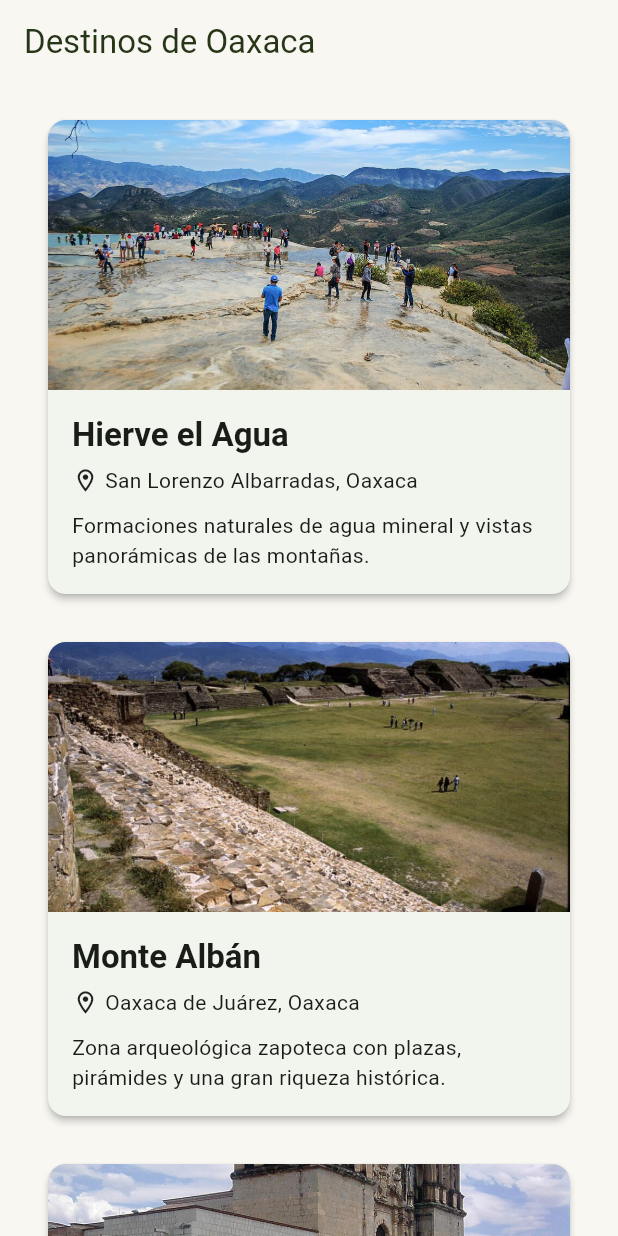
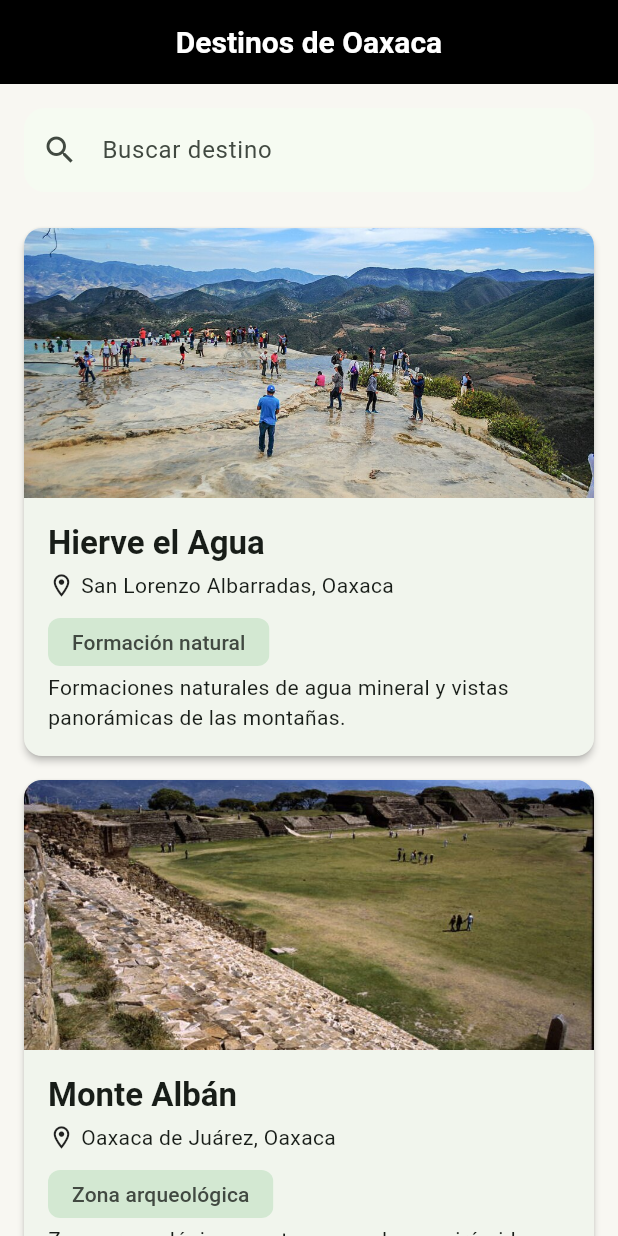
Before and after one commit to Felix-Angel/Poryecto-explora-oaxaca, a Flutter app: the screen it shows after launch, on a phone screen of 412 x 824 dp. Run offline on Flutter 3.47's test engine with Material 3 defaults, Android fonts, the phone set to English and light mode, and no system bars.

Commit message:
feat: agregar catalogo JSON y detalle de destinos

```diff
--- a/lib/app.dart
+++ b/lib/app.dart
@@ -1,10 +1,16 @@
 import 'package:flutter/material.dart';
 
 import 'core/theme/app_theme.dart';
+import 'data/destinos_repository.dart';
 import 'features/catalogo/pages/pantalla_catalogo.dart';
 
 class ExploraOaxacaApp extends StatelessWidget {
-  const ExploraOaxacaApp({super.key});
+  const ExploraOaxacaApp({
+    super.key,
+    this.destinosRepository = const DestinosRepository(),
+  });
+
+  final DestinosRepository destinosRepository;
 
   @override
   Widget build(BuildContext context) {
@@ -12,7 +18,7 @@ class ExploraOaxacaApp extends StatelessWidget {
       title: 'Explora Oaxaca',
       debugShowCheckedModeBanner: false,
       theme: AppTheme.theme,
-      home: const PantallaCatalogo(),
+      home: PantallaCatalogo(repository: destinosRepository),
     );
   }
 }
--- /dev/null
+++ b/lib/data/destinos_repository.dart
@@ -0,0 +1,52 @@
+import 'dart:convert';
+
+import 'package:flutter/foundation.dart';
+import 'package:flutter/services.dart';
+
+import '../models/destino.dart';
+
+class DestinosRepository {
+  const DestinosRepository();
+
+  static const assetPath = 'assets/data/destinos.json';
+
+  Future<List<Destino>> cargarDestinos({AssetBundle? bundle}) async {
+    try {
+      final jsonString = await (bundle ?? rootBundle).loadString(assetPath);
+      final decoded = jsonDecode(jsonString);
+      if (decoded is! List) {
+        throw const FormatException('La raíz del catálogo debe ser una lista.');
+      }
+      return List<Destino>.unmodifiable(
+        decoded.map((registro) {
+          if (registro is! Map<String, dynamic>) {
+            throw const FormatException(
+              'Cada destino debe ser un objeto JSON.',
+            );
+          }
+          return Destino.fromJson(registro);
+        }),
+      );
+    } on FormatException catch (error) {
+      throw DestinosCargaException(
+        'El catálogo tiene un formato inválido.',
+        error,
+      );
+    } on FlutterError catch (error) {
+      throw DestinosCargaException(
+        'No se pudo leer el archivo del catálogo.',
+        error,
+      );
+    }
+  }
+}
+
+class DestinosCargaException implements Exception {
+  const DestinosCargaException(this.mensaje, [this.causa]);
+
+  final String mensaje;
+  final Object? causa;
+
+  @override
+  String toString() => mensaje;
+}
--- a/lib/features/catalogo/pages/pantalla_catalogo.dart
+++ b/lib/features/catalogo/pages/pantalla_catalogo.dart
@@ -1,45 +1,107 @@
 import 'package:flutter/material.dart';
 
+import '../../../data/destinos_repository.dart';
+import '../../../models/destino.dart';
+import 'pantalla_detalle_destino.dart';
+import '../widgets/campo_busqueda.dart';
+import '../widgets/estado_carga.dart';
+import '../widgets/estado_vacio.dart';
 import '../widgets/tarjeta_destino.dart';
 
-class PantallaCatalogo extends StatelessWidget {
-  const PantallaCatalogo({super.key});
+class PantallaCatalogo extends StatefulWidget {
+  const PantallaCatalogo({
+    super.key,
+    this.repository = const DestinosRepository(),
+  });
+
+  final DestinosRepository repository;
 
   @override
-  Widget build(BuildContext context) {
-    return Scaffold(
-      appBar: AppBar(title: const Text('Destinos de Oaxaca')),
-      body: ListView(
-        padding: const EdgeInsets.all(16),
-        children: const [
-          TarjetaDestino(
-            nombre: 'Hierve el Agua',
-            municipio: 'San Lorenzo Albarradas, Oaxaca',
-            descripcion:
-                'Formaciones naturales de agua mineral y '
-                'vistas panorámicas de las montañas.',
-            imagenUrl: 'assets/images/hierve_el_agua.jpg',
+  State<PantallaCatalogo> createState() => _PantallaCatalogoState();
+}
+
+class _PantallaCatalogoState extends State<PantallaCatalogo> {
+  late Future<List<Destino>> _destinos;
+  String _busqueda = '';
+
+  @override
+  void initState() {
+    super.initState();
+    _destinos = widget.repository.cargarDestinos();
+  }
+
+  @override
+  Widget build(BuildContext context) => Scaffold(
+    appBar: AppBar(
+      title: const Text('Destinos de Oaxaca'),
+      backgroundColor: Colors.black,
+      foregroundColor: Colors.white,
+      titleTextStyle: const TextStyle(
+        color: Colors.white,
+        fontSize: 20,
+        fontWeight: FontWeight.bold,
+      ),
+      centerTitle: true,
+    ),
+    body: SafeArea(
+      child: Column(
+        children: [
+          Padding(
+            padding: const EdgeInsets.fromLTRB(16, 16, 16, 8),
+            child: CampoBusqueda(
+              texto: _busqueda,
+              onChanged: (texto) => setState(() => _busqueda = texto),
+            ),
           ),
-          SizedBox(height: 16),
-          TarjetaDestino(
-            nombre: 'Monte Albán',
-            municipio: 'Oaxaca de Juárez, Oaxaca',
-            descripcion:
-                'Zona arqueológica zapoteca con plazas, '
-                'pirámides y una gran riqueza histórica.',
-            imagenUrl: 'assets/images/monte_alban.jpg',
-          ),
-          SizedBox(height: 16),
-          TarjetaDestino(
-            nombre: 'Santo Domingo de Guzmán',
-            municipio: 'Oaxaca de Juárez, Oaxaca',
-            descripcion:
-                'Templo histórico destacado por su '
-                'arquitectura y ornamentación.',
-            imagenUrl: 'assets/images/santo_domingo.jpg',
+          Expanded(
+            child: FutureBuilder<List<Destino>>(
+              future: _destinos,
+              builder: (context, snapshot) {
+                if (snapshot.connectionState != ConnectionState.done) {
+                  return const EstadoCarga();
+                }
+                if (snapshot.hasError) {
+                  return EstadoVacio(
+                    icono: Icons.error_outline,
+                    mensaje: snapshot.error is DestinosCargaException
+                        ? (snapshot.error! as DestinosCargaException).mensaje
+                        : 'No se pudieron cargar los destinos. Intenta nuevamente.',
+                  );
+                }
+                final consulta = _busqueda.trim().toLowerCase();
+                final destinos = snapshot.data!
+                    .where(
+                      (destino) =>
+                          destino.nombre.toLowerCase().contains(consulta),
+                    )
+                    .toList();
+                if (destinos.isEmpty) {
+                  return const EstadoVacio(
+                    mensaje: 'No encontramos destinos con esa búsqueda.',
+                  );
+                }
+                return ListView.separated(
+                  padding: const EdgeInsets.all(16),
+                  itemCount: destinos.length,
+                  separatorBuilder: (_, _) => const SizedBox(height: 16),
+                  itemBuilder: (context, index) {
+                    final destino = destinos[index];
+                    return TarjetaDestino(
+                      destino: destino,
+                      onTap: () => Navigator.of(context).push(
+                        MaterialPageRoute<void>(
+                          builder: (_) =>
+                              PantallaDetalleDestino(destino: destino),
+                        ),
+                      ),
+                    );
+                  },
+                );
+              },
+            ),
           ),
         ],
       ),
-    );
-  }
+    ),
+  );
 }
--- /dev/null
+++ b/lib/features/catalogo/widgets/campo_busqueda.dart
@@ -0,0 +1,58 @@
+import 'package:flutter/material.dart';
+
+class CampoBusqueda extends StatefulWidget {
+  const CampoBusqueda({
+    super.key,
+    required this.texto,
+    required this.onChanged,
+  });
+
+  final String texto;
+  final ValueChanged<String> onChanged;
+
+  @override
+  State<CampoBusqueda> createState() => _CampoBusquedaState();
+}
+
+class _CampoBusquedaState extends State<CampoBusqueda> {
+  late final TextEditingController _controller;
+
+  @override
+  void initState() {
+    super.initState();
+    _controller = TextEditingController(text: widget.texto);
+  }
+
+  @override
+  void didUpdateWidget(covariant CampoBusqueda oldWidget) {
+    super.didUpdateWidget(oldWidget);
+    if (oldWidget.texto != widget.texto && _controller.text != widget.texto) {
+      _controller.value = TextEditingValue(
+        text: widget.texto,
+        selection: TextSelection.collapsed(offset: widget.texto.length),
+      );
+    }
+  }
+
+  @override
+  void dispose() {
+    _controller.dispose();
+    super.dispose();
+  }
+
+  @override
+  Widget build(BuildContext context) => TextField(
+    controller: _controller,
+    onChanged: widget.onChanged,
+    decoration: InputDecoration(
+      hintText: 'Buscar destino',
+      prefixIcon: const Icon(Icons.search),
+      filled: true,
+      fillColor: Theme.of(context).colorScheme.surface,
+      border: OutlineInputBorder(
+        borderRadius: BorderRadius.circular(14),
+        borderSide: BorderSide.none,
+      ),
+    ),
+  );
+}
--- /dev/null
+++ b/lib/features/catalogo/widgets/etiqueta_categoria.dart
@@ -0,0 +1,15 @@
+import 'package:flutter/material.dart';
+
+class EtiquetaCategoria extends StatelessWidget {
+  const EtiquetaCategoria({super.key, required this.categoria});
+
+  final String categoria;
+
+  @override
+  Widget build(BuildContext context) => Chip(
+    label: Text(categoria),
+    visualDensity: VisualDensity.compact,
+    backgroundColor: Theme.of(context).colorScheme.secondaryContainer,
+    side: BorderSide.none,
+  );
+}
--- a/lib/features/catalogo/widgets/tarjeta_destino.dart
+++ b/lib/features/catalogo/widgets/tarjeta_destino.dart
@@ -1,42 +1,36 @@
 import 'package:flutter/material.dart';
 
+import '../../../models/destino.dart';
+import 'etiqueta_categoria.dart';
+
 class TarjetaDestino extends StatelessWidget {
-  final String nombre;
-  final String municipio;
-  final String descripcion;
-  final String imagenUrl;
+  const TarjetaDestino({super.key, required this.destino, required this.onTap});
 
-  const TarjetaDestino({
-    super.key,
-    required this.nombre,
-    required this.municipio,
-    required this.descripcion,
-    required this.imagenUrl,
-  });
+  final Destino destino;
+  final VoidCallback onTap;
 
   @override
-  Widget build(BuildContext context) {
-    return Card(
+  Widget build(BuildContext context) => Card(
     clipBehavior: Clip.antiAlias,
-      margin: const EdgeInsets.symmetric(horizontal: 16, vertical: 8),
+    margin: EdgeInsets.zero,
     elevation: 2,
+    child: InkWell(
+      onTap: onTap,
       child: Column(
         crossAxisAlignment: CrossAxisAlignment.start,
         children: [
           Image.asset(
-            imagenUrl,
+            destino.imagen,
             height: 180,
             width: double.infinity,
             fit: BoxFit.cover,
-            errorBuilder: (context, error, stackTrace) {
-              return Container(
+            errorBuilder: (context, error, stackTrace) => Container(
               height: 180,
               width: double.infinity,
-                color: Colors.grey.shade200,
+              color: Theme.of(context).colorScheme.surfaceContainerHighest,
               alignment: Alignment.center,
               child: const Icon(Icons.image_not_supported_outlined, size: 45),
-              );
-            },
+            ),
           ),
           Padding(
             padding: const EdgeInsets.all(16),
@@ -44,25 +38,32 @@ class TarjetaDestino extends StatelessWidget {
               crossAxisAlignment: CrossAxisAlignment.start,
               children: [
                 Text(
-                  nombre,
+                  destino.nombre,
                   style: Theme.of(context).textTheme.titleLarge
                       ?.copyWith(fontWeight: FontWeight.bold),
                 ),
-                const SizedBox(height: 6),
+                const SizedBox(height: 4),
                 Row(
                   children: [
                     const Icon(Icons.location_on_outlined, size: 18),
                     const SizedBox(width: 4),
-                    Expanded(child: Text(municipio)),
+                    Expanded(
+                      child: Text('${destino.municipio}, ${destino.ubicacion}'),
+                    ),
                   ],
                 ),
-                const SizedBox(height: 10),
-                Text(descripcion, maxLines: 3, overflow: TextOverflow.ellipsis),
+                const SizedBox(height: 8),
+                EtiquetaCategoria(categoria: destino.categoria),
+                Text(
+                  destino.descripcion,
+                  maxLines: 3,
+                  overflow: TextOverflow.ellipsis,
+                ),
               ],
             ),
           ),
         ],
       ),
+    ),
   );
 }
-}
--- /dev/null
+++ b/lib/models/destino.dart
@@ -0,0 +1,54 @@
+class Destino {
+  const Destino({
+    required this.id,
+    required this.nombre,
+    required this.municipio,
+    required this.ubicacion,
+    required this.categoria,
+    required this.descripcion,
+    required this.historia,
+    required this.actividades,
+    required this.recomendaciones,
+    required this.imagen,
+  });
+
+  final String id;
+  final String nombre;
+  final String municipio;
+  final String ubicacion;
+  final String categoria;
+  final String descripcion;
+  final String historia;
+  final List<String> actividades;
+  final List<String> recomendaciones;
+  final String imagen;
+
+  factory Destino.fromJson(Map<String, dynamic> json) {
+    String requiredString(String key) {
+      final value = json[key];
+      if (value is String) return value;
+      throw FormatException('El campo "$key" debe ser una cadena.');
+    }
+
+    List<String> stringList(String key) {
+      final value = json[key];
+      if (value is List && value.every((item) => item is String)) {
+        return List<String>.unmodifiable(value.cast<String>());
+      }
+      throw FormatException('El campo "$key" debe ser una lista de cadenas.');
+    }
+
+    return Destino(
+      id: requiredString('id'),
+      nombre: requiredString('nombre'),
+      municipio: requiredString('municipio'),
+      ubicacion: requiredString('ubicacion'),
+      categoria: requiredString('categoria'),
+      descripcion: requiredString('descripcion'),
+      historia: requiredString('historia'),
+      actividades: stringList('actividades'),
+      recomendaciones: stringList('recomendaciones'),
+      imagen: requiredString('imagen'),
+    );
+  }
+}
--- a/pubspec.yaml
+++ b/pubspec.yaml
@@ -56,6 +56,7 @@ flutter:
 
   assets:
     - assets/images/
+    - assets/data/destinos.json
 
   # To add assets to your application, add an assets section, like this:
   # assets:
```
Also changed, not shown: assets/data/destinos.json (added, +38 -0 lines), lib/features/catalogo/pages/pantalla_detalle_destino.dart (added, +156 -0 lines), lib/features/catalogo/widgets/estado_carga.dart (added, +19 -0 lines), lib/features/catalogo/widgets/estado_vacio.dart (added, +27 -0 lines), 1 other file. Lines whose indentation alone changed are shown as unchanged.
